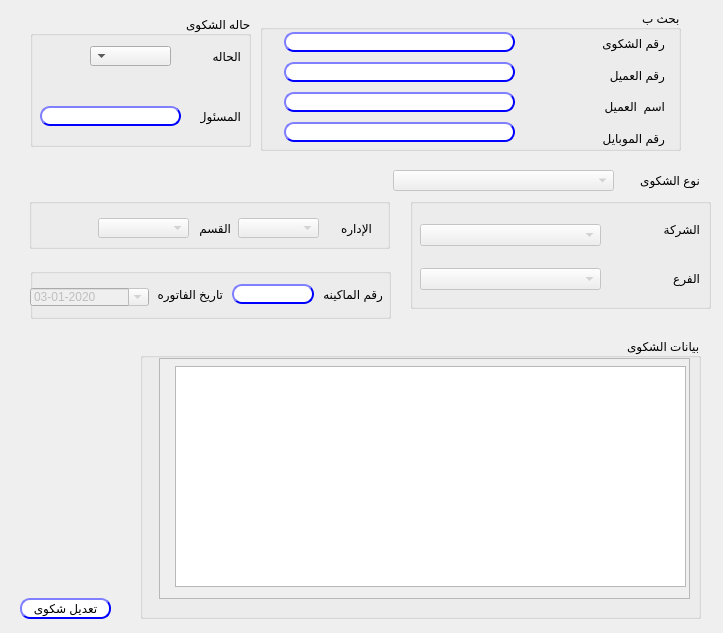
shymaa123456/HyperPOS2020, file presentation/customer_service_ui/customerService_modify.ui: the form before one commit.
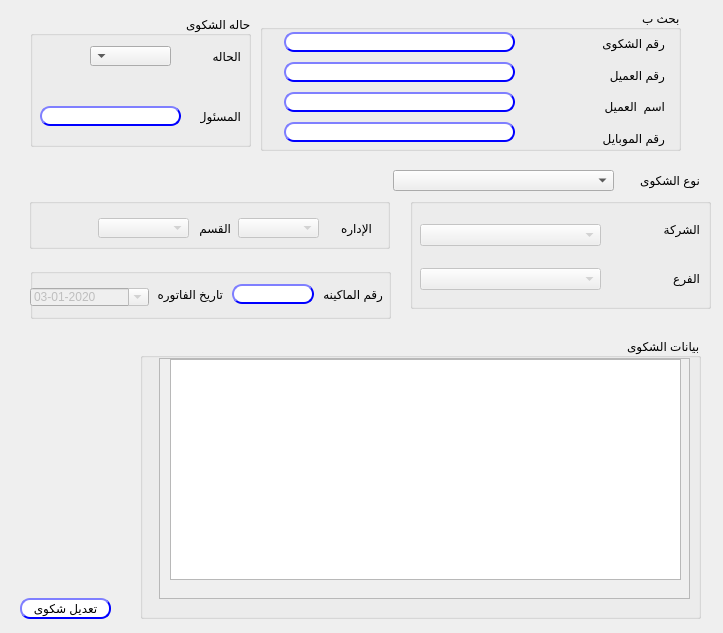
The form after the commit.

Commit message: customer service module

The edit to the form file:
```diff
--- a/presentation/customer_service_ui/customerService_modify.ui
+++ b/presentation/customer_service_ui/customerService_modify.ui
@@ -69,7 +69,7 @@
   </widget>
   <widget class="QComboBox" name="CMB_complainType">
    <property name="enabled">
-    <bool>false</bool>
+    <bool>true</bool>
    </property>
    <property name="geometry">
     <rect>
@@ -564,11 +564,14 @@
        <height>239</height>
       </rect>
      </property>
-     <widget class="QTextBrowser" name="details">
+     <widget class="QTextEdit" name="details">
+      <property name="enabled">
+       <bool>true</bool>
+      </property>
       <property name="geometry">
        <rect>
-        <x>15</x>
-        <y>7</y>
+        <x>10</x>
+        <y>0</y>
         <width>511</width>
         <height>221</height>
        </rect>
```
Left out of the diff: 2 changed lines with no effect on the pictures. The commit also changes 4 other files.
